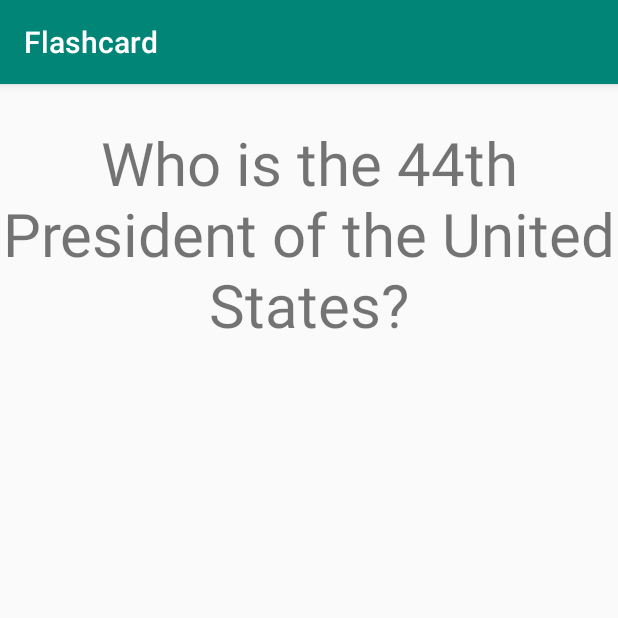
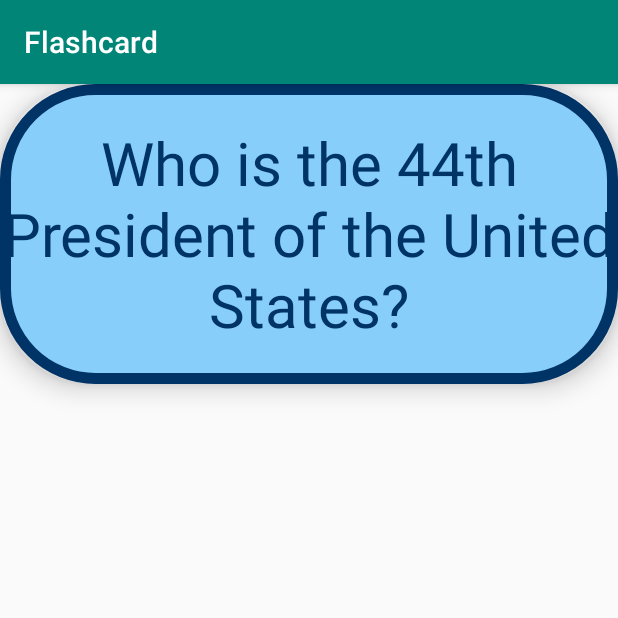
Before and after one commit to tanggrace/Flashcard, an Android app: the screen it shows after launch (MainActivity), on a phone screen of 412 x 824 dp, the top half of it. Run offline under Robolectric (Android 15) with nearby library versions, the phone set to English and light mode, and no system bars.

Commit message:
Added styling to cards.

```diff
--- /dev/null
+++ b/app/src/main/res/drawable/card_background.xml
@@ -0,0 +1,7 @@
+<?xml version="1.0" encoding="utf-8"?>
+<shape xmlns:android="http://schemas.android.com/apk/res/android"
+    android:shape="rectangle">
+    <corners android:radius="60dp" />
+    <stroke android:color="@color/darkBlue" android:width="7dp" />
+    <solid android:color="@color/skyBlue" />
+</shape>
--- /dev/null
+++ b/app/src/main/res/drawable/card_background2.xml
@@ -0,0 +1,7 @@
+<?xml version="1.0" encoding="utf-8"?>
+<shape xmlns:android="http://schemas.android.com/apk/res/android"
+    android:shape="rectangle">
+    <corners android:radius="60dp" />
+    <stroke android:color="@color/darkGray" android:width="7dp" />
+    <solid android:color="@color/warmYellow" />
+</shape>
--- a/app/src/main/res/layout/activity_main.xml
+++ b/app/src/main/res/layout/activity_main.xml
@@ -12,7 +12,10 @@
         android:layout_height="200dp"
         android:textSize="40sp"
         android:gravity="center"
-        android:text="@string/question" />
+        android:text="@string/question"
+        android:background="@drawable/card_background"
+        android:textColor="@color/darkBlue"
+        android:elevation="10dp" />
 
     <TextView
         android:id="@+id/flashcard_answer"
@@ -21,6 +24,8 @@
         android:textSize="40sp"
         android:gravity="center"
         android:text="@string/answer"
-        android:visibility="invisible" />
+        android:visibility="invisible"
+        android:background="@drawable/card_background2"
+        android:textColor="@color/darkGray"/>
 
 </RelativeLayout>
--- a/app/src/main/res/values/colors.xml
+++ b/app/src/main/res/values/colors.xml
@@ -3,4 +3,8 @@
     <color name="colorPrimary">#008577</color>
     <color name="colorPrimaryDark">#00574B</color>
     <color name="colorAccent">#D81B60</color>
+    <color name="skyBlue">#87CEFA</color>
+    <color name="warmYellow">#FCEEA7</color>
+    <color name="darkBlue">#003366</color>
+    <color name="darkGray">#A9A9A9</color>
 </resources>
```
Also changed, not shown: app/src/main/java/com/example/grace/flashcard/MainActivity.java (indentation only).
